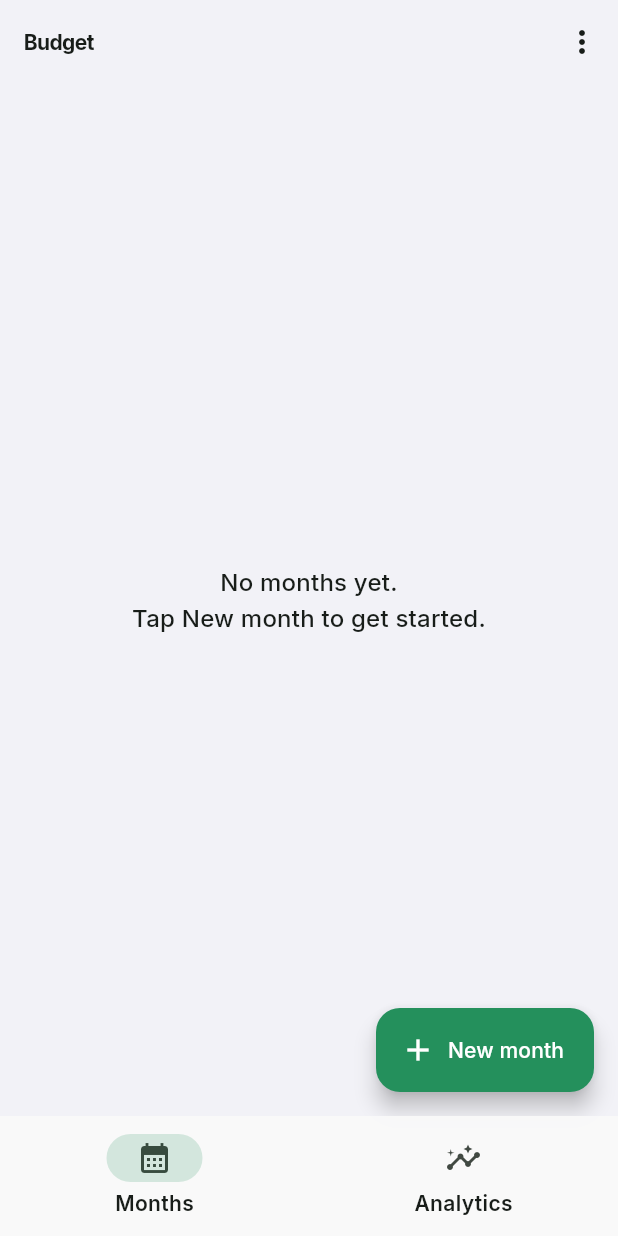
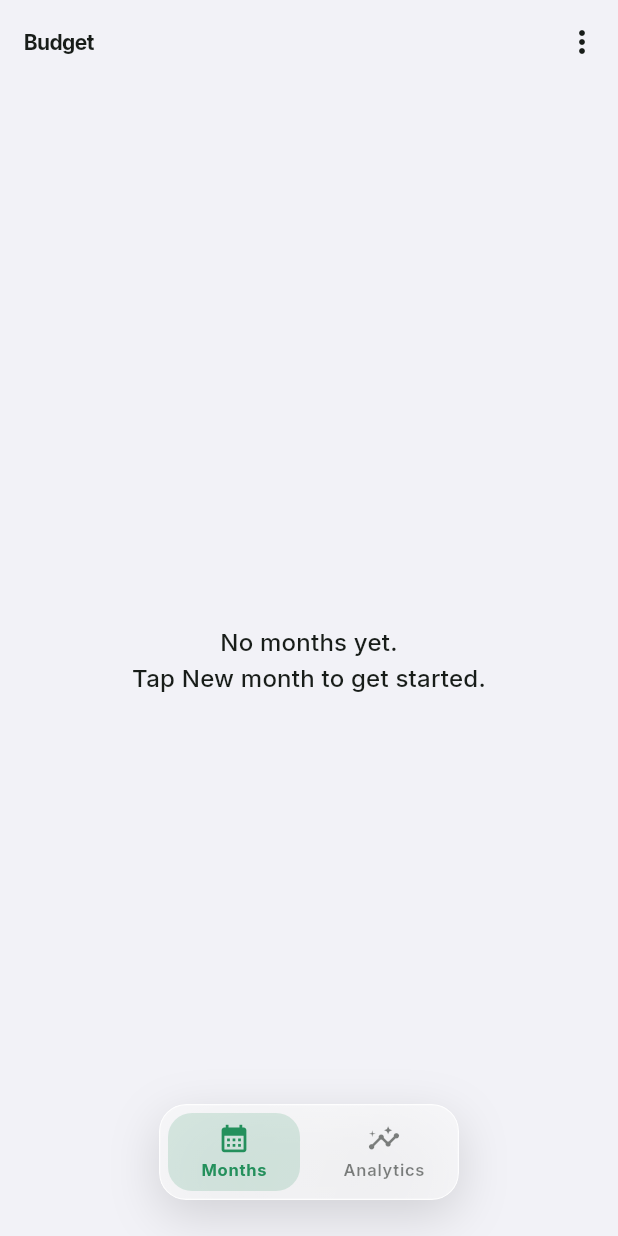
Before and after one commit to Shayaan-Nofil/Monthly_Budget_App, a Flutter app: the screen it shows once a user with an empty profile is signed in, on a phone screen of 412 x 824 dp. Run offline on Flutter 3.47's test engine with Material 3 defaults, Android fonts, the light colour scheme and no system bars; our stand-ins replace cached_network_image, cloud_firestore, firebase_auth, firebase_core, firebase_storage, fl_chart and 4 more; missing offline and left inert: cunning_document_scanner; accounts and stored records are empty; generated files the repository leaves out were written again.

Commit message:
update: Add liquid-glass bottom nav, theme-aware splash screens, and taller month tiles.

```diff
--- a/lib/main.dart
+++ b/lib/main.dart
@@ -52,6 +52,13 @@ class BudgetApp extends StatelessWidget {
       theme: AppTheme.light(primary: primary),
       darkTheme: AppTheme.dark(primary: primary),
       themeMode: ThemeMode.system,
+      builder: (context, child) {
+        final isDark = Theme.of(context).brightness == Brightness.dark;
+        return ColoredBox(
+          color: isDark ? Colors.black : Colors.white,
+          child: child,
+        );
+      },
       home: const AuthGate(),
     );
   }
--- a/lib/screens/analytics_screen.dart
+++ b/lib/screens/analytics_screen.dart
@@ -7,6 +7,7 @@ import '../providers/months_provider.dart';
 import '../utils/constants.dart';
 import '../utils/currency_formatter.dart';
 import '../utils/haptics.dart';
+import '../widgets/glass_bottom_nav_bar.dart';
 import 'month_detail_screen.dart';
 
 class AnalyticsScreen extends StatelessWidget {
@@ -28,7 +29,12 @@ class AnalyticsScreen extends StatelessWidget {
           : months.isEmpty
               ? const Center(child: Text('Add a month to see analytics'))
               : ListView(
-                  padding: const EdgeInsets.fromLTRB(16, 8, 16, 32),
+                  padding: EdgeInsets.fromLTRB(
+                    16,
+                    8,
+                    16,
+                    GlassBottomNavBar.contentClearance(context) + 24,
+                  ),
                   children: [
                     if (selected != null) ...[
                       _QuickStats(monthName: selected.name, stats: [
--- a/lib/screens/home_screen.dart
+++ b/lib/screens/home_screen.dart
@@ -1,9 +1,11 @@
 import 'package:flutter/material.dart';
+import 'package:hive/hive.dart';
 import 'package:provider/provider.dart';
 
 import '../providers/auth_provider.dart';
 import '../providers/months_provider.dart';
 import '../utils/haptics.dart';
+import '../widgets/glass_bottom_nav_bar.dart';
 import '../widgets/month_card.dart';
 import 'month_detail_screen.dart';
 import 'new_month_screen.dart';
@@ -69,16 +71,7 @@ class HomeScreen extends StatelessWidget {
           ),
         ],
       ),
-      floatingActionButton: FloatingActionButton.extended(
-        onPressed: () {
-          AppHaptics.light();
-          Navigator.of(context).push(
-            MaterialPageRoute(builder: (_) => const NewMonthScreen()),
-          );
-        },
-        icon: const Icon(Icons.add),
-        label: const Text('New month'),
-      ),
+      floatingActionButtonLocation: FloatingActionButtonLocation.startFloat,
       body: _Body(provider: provider),
     );
   }
@@ -119,10 +112,44 @@ class _Body extends StatelessWidget {
     }
 
     return ListView.separated(
-      padding: const EdgeInsets.fromLTRB(16, 8, 16, 100),
-      itemCount: provider.months.length,
-      separatorBuilder: (_, _) => const SizedBox(height: 12),
+      padding: EdgeInsets.fromLTRB(
+        16,
+        8,
+        16,
+        GlassBottomNavBar.contentClearance(context) + 24,
+      ),
+      itemCount: provider.months.length + 1,
+      separatorBuilder: (_, _) => const SizedBox(height: 14),
       itemBuilder: (context, index) {
+        if (index == provider.months.length) {
+          return  InkWell(
+            onTap: () {
+              AppHaptics.light();
+              Navigator.of(context).push(
+                MaterialPageRoute(builder: (_) => const NewMonthScreen()),
+              );
+            },
+            child: Container(
+              height: 40,
+              decoration: BoxDecoration(
+                  color: Theme.of(context).primaryColor,
+                borderRadius: BorderRadius.circular(18),
+              ),
+              child: Row(
+                mainAxisAlignment: MainAxisAlignment.center,
+                mainAxisSize: MainAxisSize.min,
+                children: [
+                  const Icon(Icons.add, color: Colors.white),
+                  SizedBox(width: 12),
+                  Text('New month', style: Theme.of(context).textTheme.titleMedium?.copyWith(
+                    color: Colors.white,
+                  )),
+                ],
+              ),
+            ),
+          );
+        }
+        else {
           final month = provider.months[index];
           return MonthCard(
             month: month,
@@ -135,6 +162,7 @@ class _Body extends StatelessWidget {
             },
             onLongPress: () => _showMonthActions(context, month.id, month.name),
           );
+        }
       },
     );
   }
--- a/lib/screens/main_shell.dart
+++ b/lib/screens/main_shell.dart
@@ -1,8 +1,10 @@
 import 'package:flutter/material.dart';
 
 import '../utils/haptics.dart';
+import '../widgets/glass_bottom_nav_bar.dart';
 import 'analytics_screen.dart';
 import 'home_screen.dart';
+import 'new_month_screen.dart';
 
 class MainShell extends StatefulWidget {
   const MainShell({super.key});
@@ -22,26 +24,23 @@ class _MainShellState extends State<MainShell> {
   @override
   Widget build(BuildContext context) {
     return Scaffold(
+      extendBody: true,
       body: IndexedStack(
         index: _index,
         children: _pages,
       ),
-      bottomNavigationBar: NavigationBar(
+      bottomNavigationBar: GlassBottomNavBar(
         selectedIndex: _index,
-        onDestinationSelected: (value) {
-          if (value == _index) return;
-          AppHaptics.selection();
-          setState(() => _index = value);
-        },
+        onDestinationSelected: (value) => setState(() => _index = value),
         destinations: const [
-          NavigationDestination(
-            icon: Icon(Icons.calendar_month_outlined),
-            selectedIcon: Icon(Icons.calendar_month),
+          GlassNavDestination(
+            icon: Icons.calendar_month_outlined,
+            selectedIcon: Icons.calendar_month,
             label: 'Months',
           ),
-          NavigationDestination(
-            icon: Icon(Icons.insights_outlined),
-            selectedIcon: Icon(Icons.insights),
+          GlassNavDestination(
+            icon: Icons.insights_outlined,
+            selectedIcon: Icons.insights,
             label: 'Analytics',
           ),
         ],
--- /dev/null
+++ b/lib/widgets/glass_bottom_nav_bar.dart
@@ -0,0 +1,187 @@
+import 'dart:ui';
+
+import 'package:flutter/material.dart';
+
+import '../utils/haptics.dart';
+
+/// Floating iOS-style liquid-glass bottom navigation.
+class GlassBottomNavBar extends StatelessWidget {
+  const GlassBottomNavBar({
+    super.key,
+    required this.selectedIndex,
+    required this.onDestinationSelected,
+    required this.destinations,
+  });
+
+  /// Space list bottoms / FABs need so they clear this bar.
+  static double contentClearance(BuildContext context) {
+    final bottomInset = MediaQuery.paddingOf(context).bottom;
+    return barHeight + bottomPadding + bottomInset + 8;
+  }
+
+  static const double barHeight = 64;
+  static const double itemWidth = 100;
+  static const double bottomPadding = 12;
+  static const double horizontalMargin = 12;
+
+  final int selectedIndex;
+  final ValueChanged<int> onDestinationSelected;
+  final List<GlassNavDestination> destinations;
+
+  @override
+  Widget build(BuildContext context) {
+    final theme = Theme.of(context);
+    final isDark = theme.brightness == Brightness.dark;
+
+    final glassFill = isDark
+        ? Colors.white.withValues(alpha: 0.12)
+        : Colors.white.withValues(alpha: 0.62);
+    final borderColor = isDark
+        ? Colors.white.withValues(alpha: 0.22)
+        : Colors.white.withValues(alpha: 0.85);
+    final highlight = isDark
+        ? Colors.white.withValues(alpha: 0.08)
+        : Colors.white.withValues(alpha: 0.55);
+
+    // heightFactor keeps this from expanding to the full Scaffold height
+    // (a plain Center would, and parks the bar mid-screen).
+    return Padding(
+      padding: EdgeInsets.only(bottom: bottomPadding + 12),
+      child: Align(
+        alignment: Alignment.bottomCenter,
+        heightFactor: 1,
+        child: Padding(
+          padding: const EdgeInsets.symmetric(horizontal: horizontalMargin),
+          child: DecoratedBox(
+            decoration: BoxDecoration(
+              borderRadius: BorderRadius.circular(18),
+              boxShadow: [
+                BoxShadow(
+                  color: Colors.black.withValues(alpha: isDark ? 0.45 : 0.14),
+                  blurRadius: 28,
+                  offset: const Offset(0, 10),
+                ),
+              ],
+            ),
+            child: ClipRRect(
+              borderRadius: BorderRadius.circular(18),
+              child: BackdropFilter(
+                filter: ImageFilter.blur(sigmaX: 28, sigmaY: 28),
+                child: DecoratedBox(
+                  decoration: BoxDecoration(
+                    borderRadius: BorderRadius.circular(18),
+                    border: Border.all(color: borderColor, width: 0.8),
+                    gradient: LinearGradient(
+                      begin: Alignment.topLeft,
+                      end: Alignment.bottomRight,
+                      colors: [
+                        highlight,
+                        glassFill,
+                        glassFill.withValues(alpha: glassFill.a * 0.85),
+                      ],
+                    ),
+                  ),
+                  child: SizedBox(
+                    height: barHeight,
+                    child: Row(
+                      mainAxisSize: MainAxisSize.min,
+                      children: [
+                        for (var i = 0; i < destinations.length; i++)
+                          SizedBox(
+                            width: itemWidth,
+                            height: barHeight,
+                            child: _GlassNavItem(
+                              destination: destinations[i],
+                              selected: i == selectedIndex,
+                              onTap: () {
+                                if (i == selectedIndex) return;
+                                AppHaptics.selection();
+                                onDestinationSelected(i);
+                              },
+                            ),
+                          ),
+                      ],
+                    ),
+                  ),
+                ),
+              ),
+            ),
+          ),
+        ),
+      ),
+    );
+  }
+}
+
+class GlassNavDestination {
+  const GlassNavDestination({
+    required this.icon,
+    required this.selectedIcon,
+    required this.label,
+  });
+
+  final IconData icon;
+  final IconData selectedIcon;
+  final String label;
+}
+
+class _GlassNavItem extends StatelessWidget {
+  const _GlassNavItem({
+    required this.destination,
+    required this.selected,
+    required this.onTap,
+  });
+
+  final GlassNavDestination destination;
+  final bool selected;
+  final VoidCallback onTap;
+
+  @override
+  Widget build(BuildContext context) {
+    final theme = Theme.of(context);
+    final primary = theme.colorScheme.primary;
+    final muted = theme.colorScheme.onSurface.withValues(alpha: 0.55);
+    final color = selected ? primary : muted;
+
+    return Material(
+      type: MaterialType.transparency,
+      child: InkWell(
+        onTap: onTap,
+        borderRadius: BorderRadius.circular(18),
+        child: AnimatedContainer(
+          duration: const Duration(milliseconds: 220),
+          curve: Curves.easeOutCubic,
+          margin: const EdgeInsets.all(6),
+          decoration: BoxDecoration(
+            color: selected
+                ? primary.withValues(
+                    alpha: theme.brightness == Brightness.dark ? 0.28 : 0.16,
+                  )
+                : Colors.transparent,
+            borderRadius: BorderRadius.circular(16),
+          ),
+          child: Column(
+            mainAxisAlignment: MainAxisAlignment.center,
+            children: [
+              Icon(
+                selected ? destination.selectedIcon : destination.icon,
+                color: color,
+                size: 22,
+              ),
+              const SizedBox(height: 2),
+              Text(
+                destination.label,
+                maxLines: 1,
+                overflow: TextOverflow.ellipsis,
+                style: theme.textTheme.labelSmall?.copyWith(
+                  color: color,
+                  fontWeight: selected ? FontWeight.w700 : FontWeight.w600,
+                ),
+              ),
+            ],
+          ),
+        ),
+      ),
+    );
+  }
+}
--- a/lib/widgets/month_card.dart
+++ b/lib/widgets/month_card.dart
@@ -43,7 +43,7 @@ class MonthCard extends StatelessWidget {
               },
         borderRadius: BorderRadius.circular(16),
         child: Padding(
-          padding: const EdgeInsets.all(16),
+          padding: const EdgeInsets.fromLTRB(20, 22, 20, 22),
           child: Column(
             crossAxisAlignment: CrossAxisAlignment.start,
             children: [
@@ -75,7 +75,7 @@ class MonthCard extends StatelessWidget {
                   ),
                 ],
               ),
-              const SizedBox(height: 8),
+              const SizedBox(height: 12),
               Text(
                 CurrencyFormatter.formatUsedBudget(
                   month.totalUsed,
@@ -85,10 +85,11 @@ class MonthCard extends StatelessWidget {
                   color: theme.colorScheme.onSurface.withValues(alpha: 0.7),
                 ),
               ),
-              const SizedBox(height: 12),
+              const SizedBox(height: 18),
               BudgetProgressBar(
                 percent: month.percentUsed,
                 isOverBudget: over,
+                height: 14,
               ),
             ],
           ),
```
Also changed, not shown: 7 other files. Lines whose indentation alone changed are shown as unchanged.
